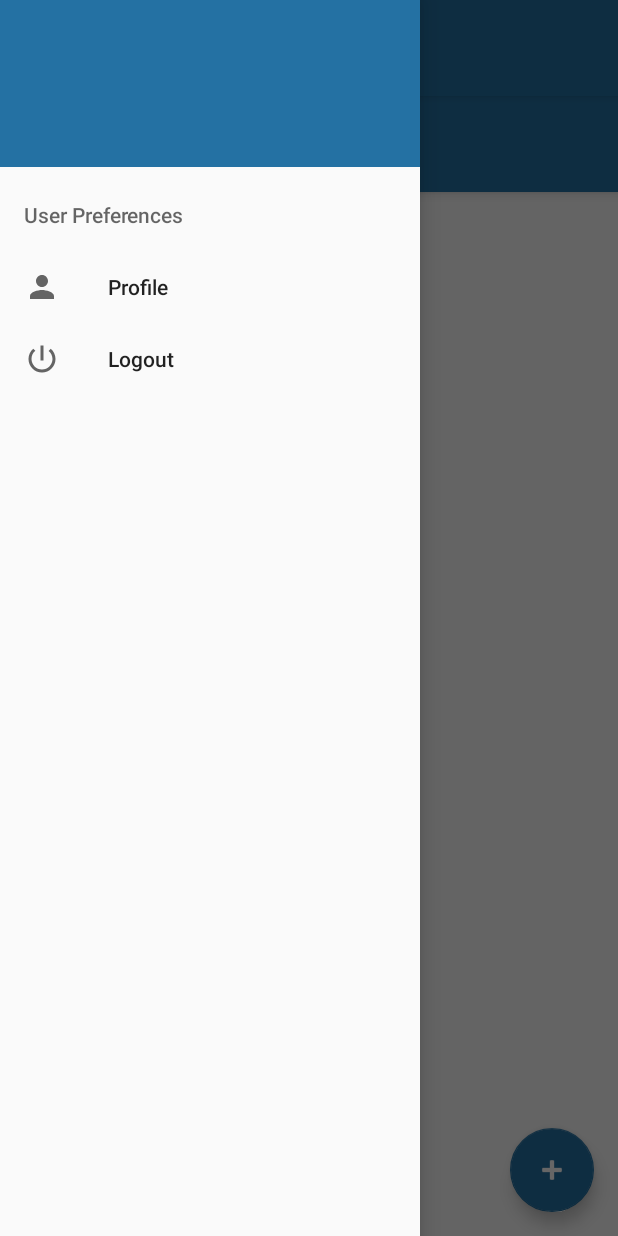
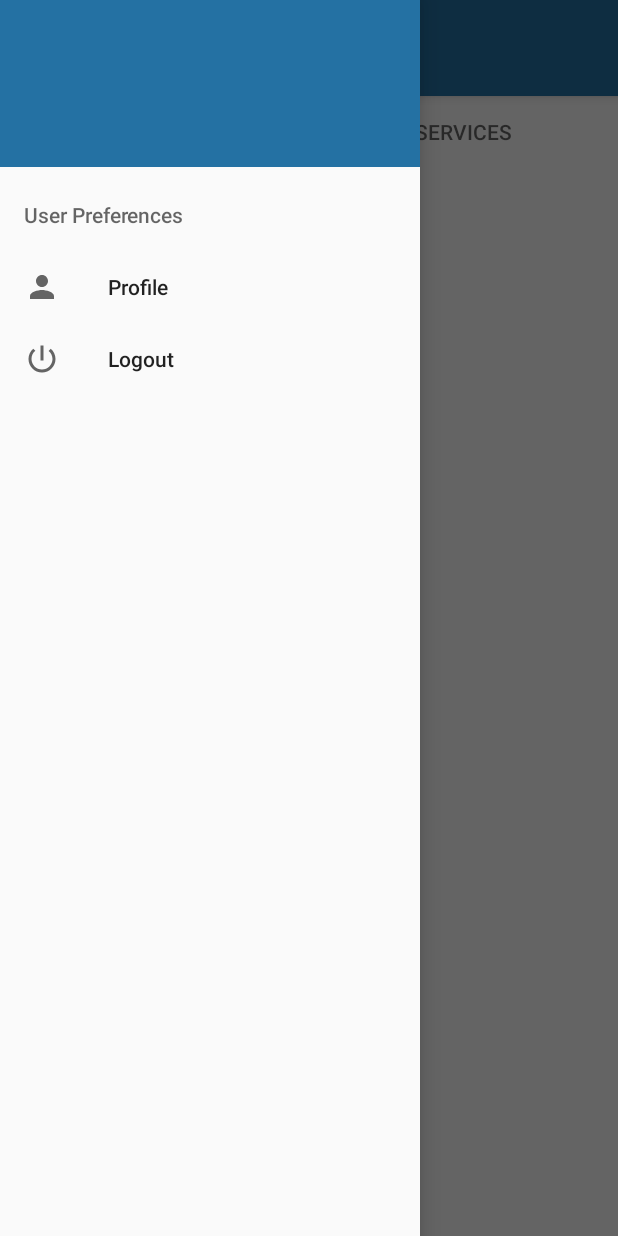
Before and after one commit to SEG2105-Group/JobZi, an Android app: the fragment ServiceProviderFragment placed in its activity, with the side drawer open, on a phone screen of 412 x 824 dp. Run offline under Robolectric (Android 15) with nearby library versions, the phone set to English and light mode, and no system bars; our stand-ins replace Firebase (no records; nobody signed in at launch, a user with empty details on screens opened directly); 5 statements that could not run were skipped.

Commit message:
Work on service provider fragment.
- Deleted no-longer needed ServiceProviderActivity (was giving errors).
- Added view pager to service provider's fragment.

```diff
--- a/app/src/main/java/com/arom/jobzi/ServiceAvailibility.java
+++ b/app/src/main/java/com/arom/jobzi/ServiceAvailibility.java
@@ -1,7 +1,6 @@
 package com.arom.jobzi;
 
 import android.app.DatePickerDialog;
-import android.content.Intent;
 import android.graphics.Color;
 import android.graphics.drawable.ColorDrawable;
 import android.os.Bundle;
@@ -86,7 +85,6 @@ public class ServiceAvailibility extends AppCompatActivity {
     }
 
     public void save (){
-        Intent intent = new Intent(this, ServiceProviderActivity.class);
-        startActivity(intent);
+
     }
 }
--- /dev/null
+++ b/app/src/main/java/com/arom/jobzi/fragment/AvailableTimeSlotsListFragment.java
@@ -0,0 +1,27 @@
+package com.arom.jobzi.fragment;
+
+import android.os.Bundle;
+import android.support.v4.app.Fragment;
+import android.view.LayoutInflater;
+import android.view.View;
+import android.view.ViewGroup;
+
+import com.arom.jobzi.R;
+
+/**
+ * A simple {@link Fragment} subclass.
+ * Activities that contain this fragment must implement the
+ * {@link AvailableTimeSlotsListFragment.OnFragmentInteractionListener} interface
+ * to handle interaction events.
+ * Use the {@link AvailableTimeSlotsListFragment#newInstance} factory method to
+ * create an instance of this fragment.
+ */
+public class AvailableTimeSlotsListFragment extends Fragment {
+
+    @Override
+    public View onCreateView(LayoutInflater inflater, ViewGroup container,
+                             Bundle savedInstanceState) {
+        return inflater.inflate(R.layout.fragment_available_time_slots_list, container, false);
+    }
+
+}
--- a/app/src/main/java/com/arom/jobzi/fragment/ServiceProviderFragment.java
+++ b/app/src/main/java/com/arom/jobzi/fragment/ServiceProviderFragment.java
@@ -2,6 +2,7 @@ package com.arom.jobzi.fragment;
 
 import android.os.Bundle;
 import android.support.v4.app.Fragment;
+import android.support.v4.view.ViewPager;
 import android.view.LayoutInflater;
 import android.view.View;
 import android.view.ViewGroup;
@@ -13,7 +14,22 @@ public class ServiceProviderFragment extends Fragment {
 	@Override
 	public View onCreateView(LayoutInflater inflater, ViewGroup container,
 							 Bundle savedInstanceState) {
-		return inflater.inflate(R.layout.fragment_service_provider, container, false);
-	}
+		View view = inflater.inflate(R.layout.fragment_service_provider, container, false);
+
+        ViewPager viewPager = view.findViewById(R.id.viewPager);
+
+        CustomPagerAdapter customPagerAdapter = new CustomPagerAdapter(getActivity().getSupportFragmentManager());
+
+        AvailableTimeSlotsListFragment availableTimeSlotsListFragment = new AvailableTimeSlotsListFragment();
+        ServiceListFragment serviceListFragment = new ServiceListFragment();
+
+        customPagerAdapter.addFragment(availableTimeSlotsListFragment, getText(R.string.availabilities_label));
+        customPagerAdapter.addFragment(serviceListFragment, getText(R.string.services_label));
+
+        viewPager.setAdapter(customPagerAdapter);
+
+        return view;
+
+    }
 
 }
--- a/app/src/main/res/layout/fragment_service_provider.xml
+++ b/app/src/main/res/layout/fragment_service_provider.xml
@@ -1,48 +1,9 @@
 <?xml version="1.0" encoding="utf-8"?>
-<android.support.v4.widget.DrawerLayout xmlns:android="http://schemas.android.com/apk/res/android"
+<android.support.design.widget.CoordinatorLayout xmlns:android="http://schemas.android.com/apk/res/android"
     xmlns:app="http://schemas.android.com/apk/res-auto"
-    xmlns:tools="http://schemas.android.com/tools"
-    android:id="@+id/drawer_layout"
     android:name=".ServiceProviderActivity"
     android:layout_width="match_parent"
-    android:layout_height="match_parent"
-    android:fitsSystemWindows="true"
-    tools:openDrawyer="start">
-
-    <android.support.design.widget.CoordinatorLayout
-        android:layout_width="match_parent"
-        android:layout_height="match_parent">
-
-        <android.support.design.widget.FloatingActionButton
-            android:id="@+id/FAB_addAvailability"
-            android:layout_width="wrap_content"
-            android:layout_height="wrap_content"
-            android:layout_gravity="end|bottom"
-            android:layout_margin="16dp"
-            android:clickable="true"
-            android:focusable="true"
-            android:src="@android:drawable/ic_input_add"
-            android:tint="@color/white"
-            app:backgroundTint="@color/colorPrimary" />
-
-        <android.support.design.widget.AppBarLayout
-            android:id="@+id/appbar"
-            android:layout_width="match_parent"
-            android:layout_height="wrap_content"
-            android:paddingTop="@dimen/appbar_padding_top"
-            android:theme="@style/AppTheme.AppBarOverlay">
-
-            <android.support.v7.widget.Toolbar
-                android:id="@+id/toolbar_ServiceProvider"
-                android:layout_width="match_parent"
-                android:layout_height="?attr/actionBarSize"
-                android:layout_weight="1"
-                android:background="?attr/colorPrimary"
-                app:layout_scrollFlags="scroll|enterAlways"
-                app:popupTheme="@style/AppTheme.PopupOverlay"
-                app:title="@string/app_name" />
-
-        </android.support.design.widget.AppBarLayout>
+    android:layout_height="match_parent">
 
         <android.support.v4.view.ViewPager
             android:id="@+id/viewPager"
@@ -56,25 +17,20 @@
                 android:layout_width="match_parent"
                 android:layout_height="wrap_content"
                 app:tabGravity="fill"
-                app:tabMode="fixed" />
+                app:tabMode="fixed" >
+
+                <android.support.design.widget.TabItem
+                    android:layout_width="wrap_content"
+                    android:layout_height="wrap_content"
+                    android:text="@string/availabilities_label"/>
+
+                <android.support.design.widget.TabItem
+                    android:layout_width="wrap_content"
+                    android:layout_height="wrap_content"
+                    android:text="@string/services_label"/>
+
+            </android.support.design.widget.TabLayout>
 
         </android.support.v4.view.ViewPager>
 
-        <FrameLayout
-            android:id="@+id/fragment_container"
-            android:layout_width="match_parent"
-            android:layout_height="match_parent">
-
-        </FrameLayout>
-    </android.support.design.widget.CoordinatorLayout>
-
-    <android.support.design.widget.NavigationView
-        android:id="@+id/nav_view"
-        android:layout_width="wrap_content"
-        android:layout_height="match_parent"
-        android:layout_gravity="start"
-        app:headerLayout="@layout/navigation_header"
-        app:menu="@menu/drawer_menu">
-
-    </android.support.design.widget.NavigationView>
-</android.support.v4.widget.DrawerLayout>
+</android.support.design.widget.CoordinatorLayout>
--- a/app/src/main/res/values/strings.xml
+++ b/app/src/main/res/values/strings.xml
@@ -23,5 +23,9 @@
     <string name="navigation_drawer_open">Open navigation drawer</string>
     <string name="navigation_drawer_close">Close navigation drawer</string>
     <string name="user_preferences">User Preferences</string>
+    <string name="availabilities_label">Availabilities</string>
+
+    <!-- TODO: Remove or change this placeholder text -->
+    <string name="hello_blank_fragment">Hello blank fragment</string>
 
 </resources>
```
Also changed, not shown: app/src/main/java/com/arom/jobzi/ServiceProviderActivity.java (deleted, +0 -96 lines), app/src/main/res/layout/fragment_available_time_slots_list.xml (added, +8 -0 lines), app/build.gradle (indentation only). Lines whose indentation alone changed are shown as unchanged.
